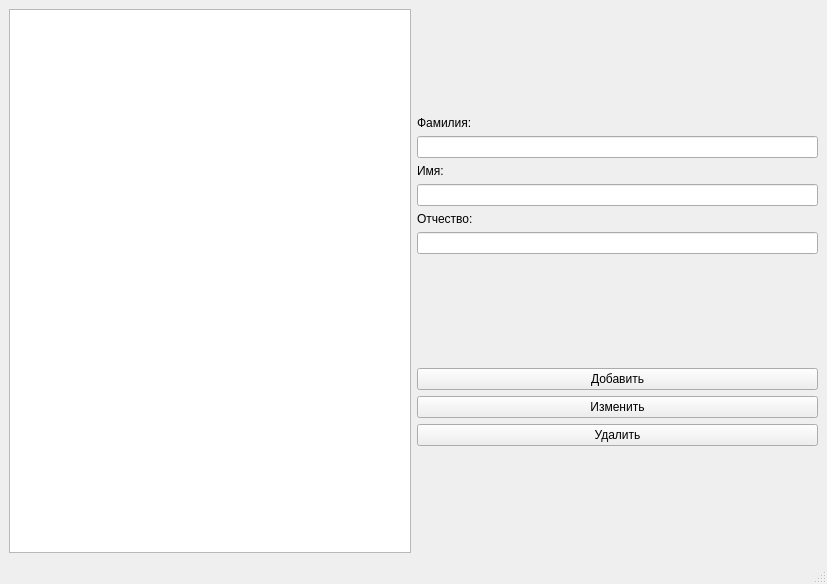
Shevikina/patient-file, file patientfilewindow.ui: the form before one commit.
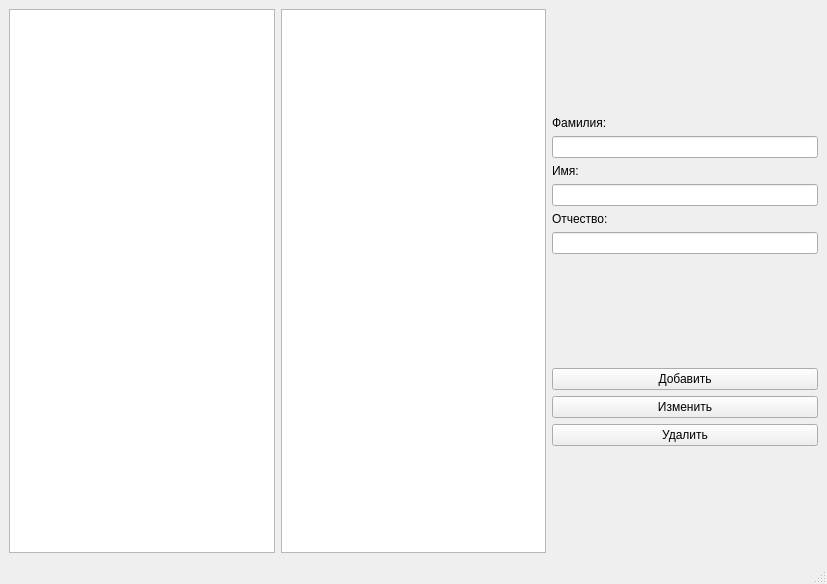
The form after the commit.

Diff of the .ui file:
```diff
--- a/patientfilewindow.ui
+++ b/patientfilewindow.ui
@@ -17,6 +17,9 @@
    <layout class="QGridLayout" name="gridLayout">
     <item row="0" column="0">
      <layout class="QHBoxLayout" name="horizontalLayout">
+      <item>
+       <widget class="QTableView" name="table_patient_db"/>
+      </item>
       <item>
        <widget class="QTableWidget" name="table_patient">
         <property name="minimumSize">
```
